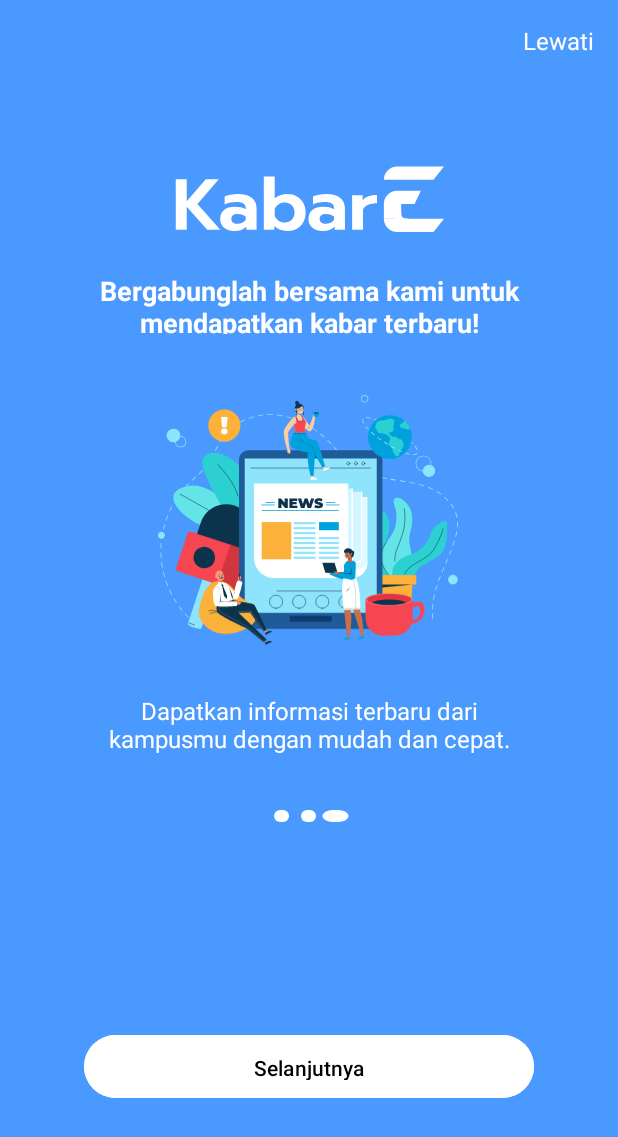
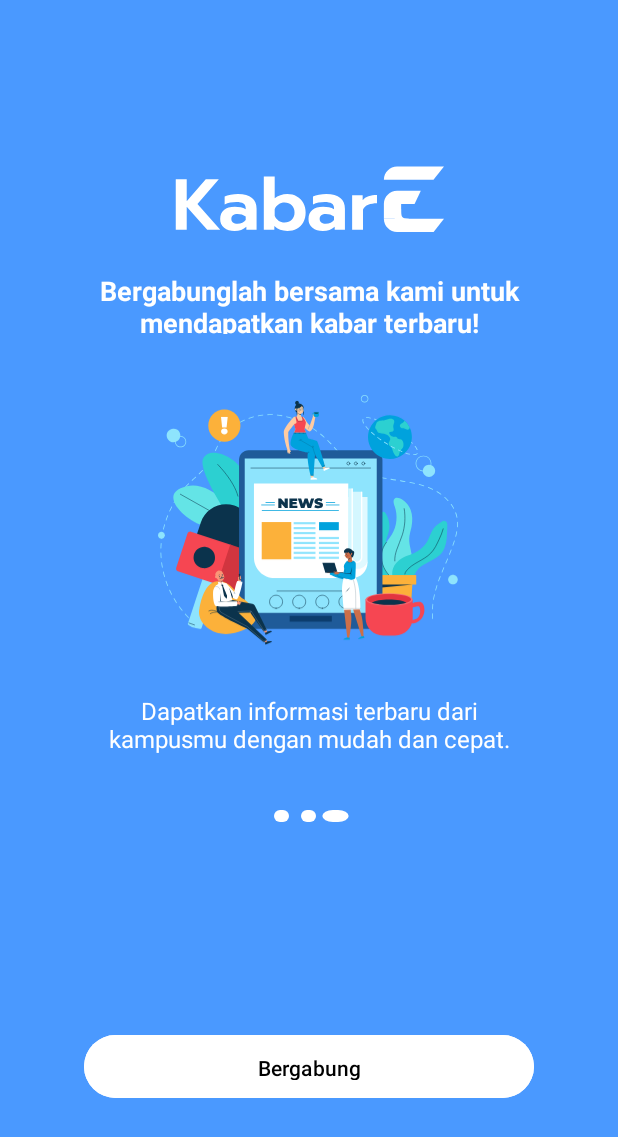
Before and after one commit to DevMossTeam/KabarE-Mobile, an Android app: the WelcomePage3Fragment screen opened through its navigation route, on a phone screen of 412 x 824 dp. Shown: the top 1137 px of the screen. Run offline under Robolectric (Android 15) with nearby library versions, the phone set to English and light mode, and no system bars.

Commit message:
delete lewati di hal 3

```diff
--- a/app/src/main/java/com/devmoss/kabare/ui/welcome/WelcomePage3Fragment.kt
+++ b/app/src/main/java/com/devmoss/kabare/ui/welcome/WelcomePage3Fragment.kt
@@ -26,10 +26,6 @@ class WelcomePage3Fragment : Fragment() {
         super.onViewCreated(view, savedInstanceState)
 
         binding.btnNext.setOnClickListener {
-            navigateToHomeFragment()
-        }
-
-        binding.skipText.setOnClickListener {
             navigateToHomeFragment()
         }
 
--- a/app/src/main/res/layout/fragment_welcome_page_3.xml
+++ b/app/src/main/res/layout/fragment_welcome_page_3.xml
@@ -8,18 +8,6 @@
     android:background="#4A99FF"
     tools:context=".MainActivity">
 
-    <!-- Skip Button -->
-    <TextView
-        android:id="@+id/skip_text"
-        android:layout_width="wrap_content"
-        android:layout_height="wrap_content"
-        android:text="Lewati"
-        android:textColor="@android:color/white"
-        android:textSize="16sp"
-        android:layout_marginTop="16dp"
-        android:layout_marginEnd="16dp"
-        app:layout_constraintEnd_toEndOf="parent"
-        app:layout_constraintTop_toTopOf="parent" />
 
     <!-- Logo -->
     <ImageView
@@ -118,7 +106,7 @@
         android:layout_marginBottom="88dp"
     android:paddingHorizontal="32dp"
     android:paddingVertical="12dp"
-    android:text="Selanjutnya"
+    android:text="Bergabung"
         android:textColor="@color/black"
         android:backgroundTint="@color/white"
     app:layout_constraintBottom_toBottomOf="parent"
```
